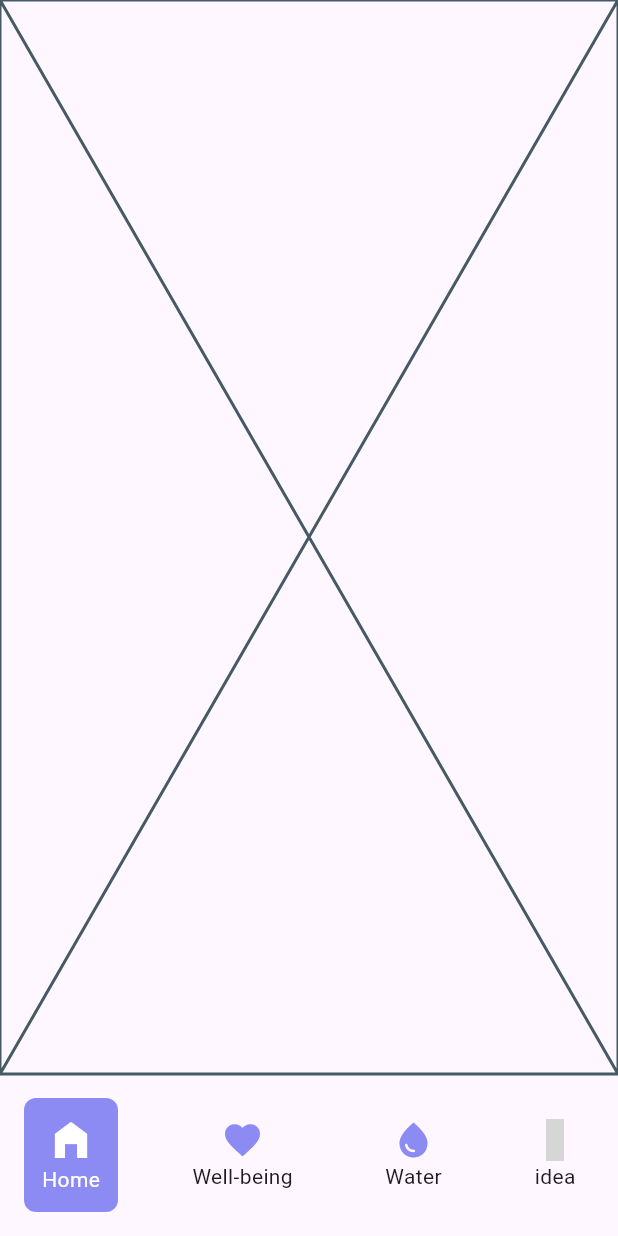
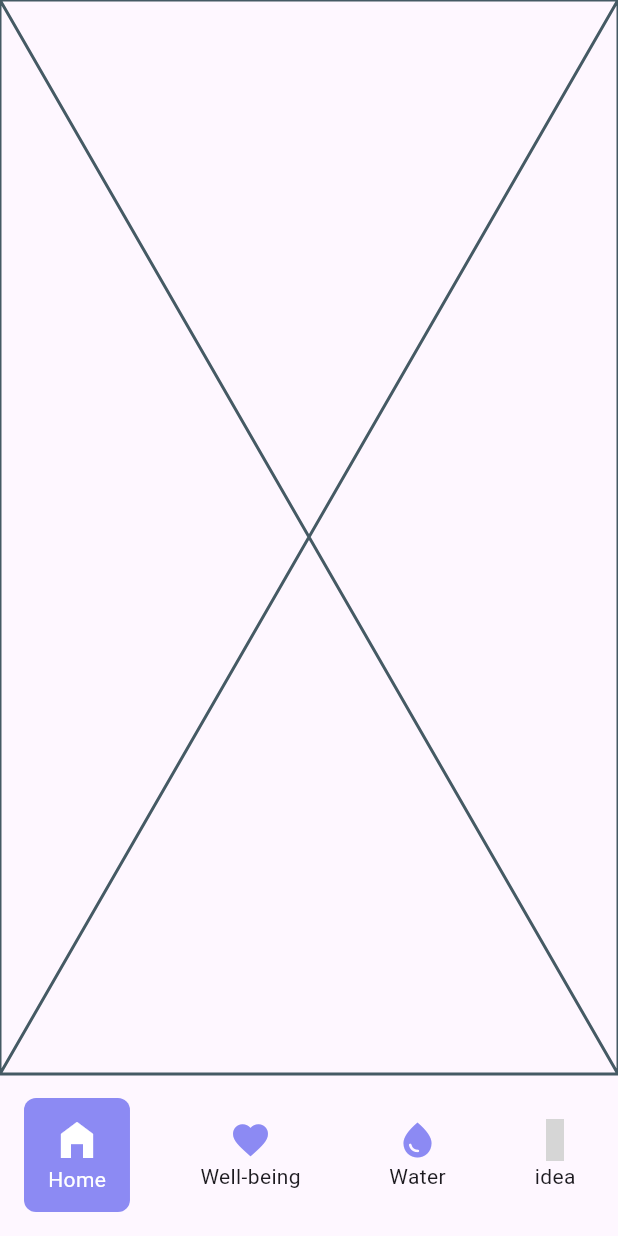
Before and after one commit to JAICHANGPARK/flutter_notebook_chapter_43, a Flutter app: the HabitJournalMainScreen screen opened directly, on a phone screen of 412 x 824 dp. Run offline on Flutter 3.47's test engine with Material 3 defaults, Android fonts, the phone set to English and light mode, and no system bars; our stand-ins replace gap, hugeicons; grey boxes are pictures that could not be loaded.

Commit message:
Update habit_journal_main_screen.dart

```diff
--- a/lib/ep2173_habit_journal_app/ui/habit_journal_main_screen.dart
+++ b/lib/ep2173_habit_journal_app/ui/habit_journal_main_screen.dart
@@ -30,7 +30,7 @@ class _HabitJournalMainScreenState extends State<HabitJournalMainScreen> {
                     color: HabitAppTheme.primary,
                     borderRadius: BorderRadius.circular(8),
                   ),
-                  padding: EdgeInsets.all(12),
+                  padding: EdgeInsets.symmetric(horizontal: 16, vertical: 12),
                   child: Column(
                     children: [
                       Icon(
```
